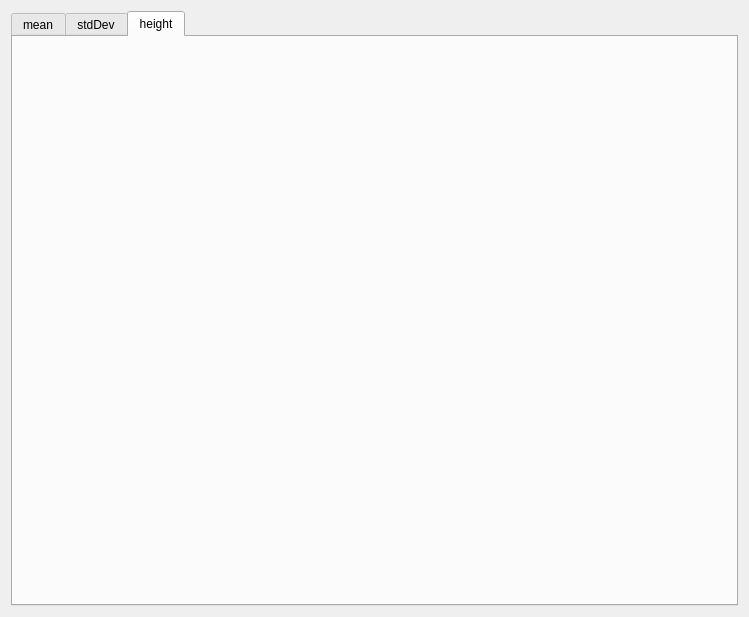
The window that src/qtgui/gaussianmapwidget.ui (h2r/ein) describes before a commit, drawn with Qt 5.
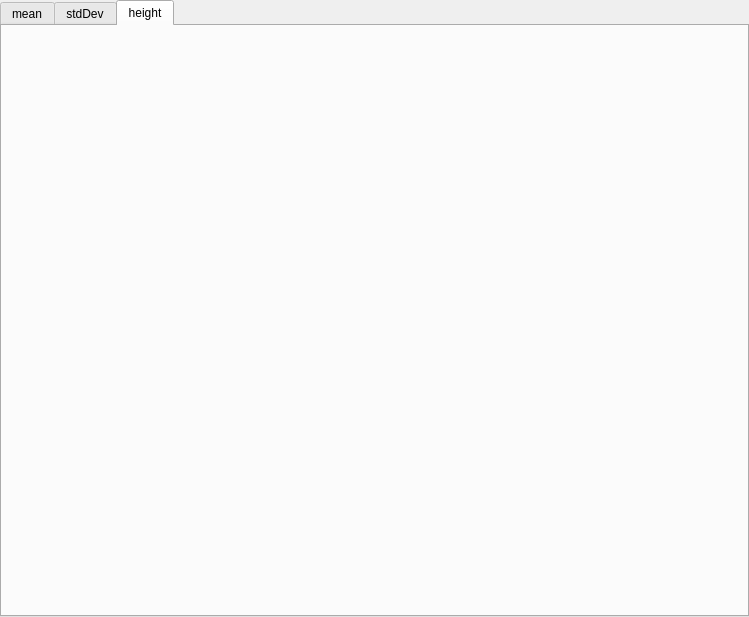
The same window after the commit. The open tabs and pages were chosen to show the change.

```diff
--- a/src/qtgui/gaussianmapwidget.ui
+++ b/src/qtgui/gaussianmapwidget.ui
@@ -14,6 +14,18 @@
    <string>Form</string>
   </property>
   <layout class="QHBoxLayout" name="horizontalLayout">
+   <property name="leftMargin">
+    <number>0</number>
+   </property>
+   <property name="topMargin">
+    <number>0</number>
+   </property>
+   <property name="rightMargin">
+    <number>0</number>
+   </property>
+   <property name="bottomMargin">
+    <number>0</number>
+   </property>
    <item>
     <widget class="QTabWidget" name="tabs">
      <property name="currentIndex">
@@ -46,6 +58,32 @@
       <attribute name="title">
        <string>height</string>
       </attribute>
+      <layout class="QHBoxLayout" name="horizontalLayout_6">
+       <item>
+        <widget class="QFrame" name="frame_3">
+         <property name="frameShape">
+          <enum>QFrame::NoFrame</enum>
+         </property>
+         <property name="frameShadow">
+          <enum>QFrame::Raised</enum>
+         </property>
+         <layout class="QHBoxLayout" name="horizontalLayout_7">
+          <property name="leftMargin">
+           <number>0</number>
+          </property>
+          <property name="topMargin">
+           <number>0</number>
+          </property>
+          <property name="rightMargin">
+           <number>0</number>
+          </property>
+          <property name="bottomMargin">
+           <number>0</number>
+          </property>
+         </layout>
+        </widget>
+       </item>
+      </layout>
      </widget>
     </widget>
    </item>
```
Left out of the diff: 30 changed lines with no effect on the pictures.
